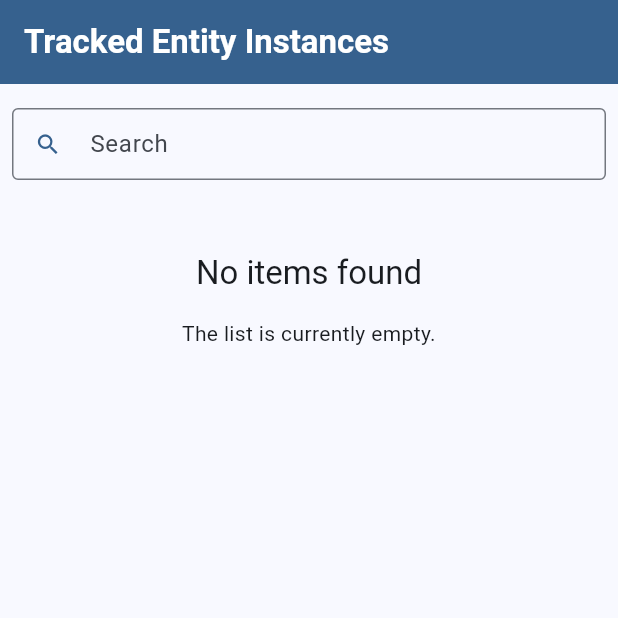
After one commit to hisptz/dhis2-flutter-toolkit-example-app, a Flutter app: the TeiList screen opened by its route, on a phone screen of 412 x 824 dp, the top half of it. The commit adds this screen. Run offline on Flutter 3.47's test engine with Material 3 defaults, Android fonts, the phone set to English and light mode, and no system bars; our stand-ins replace fluttertoast, go_router, infinite_scroll_pagination, objectbox, shared_preferences; accounts and stored records are empty; generated files the repository leaves out were written again.

```diff
--- a/lib/models/data/trackedEntity.dart
+++ b/lib/models/data/trackedEntity.dart
@@ -4,6 +4,10 @@ import 'package:dhis2_flutter_toolkit/models/data/dataBase.dart';
 import 'package:dhis2_flutter_toolkit/models/data/enrollment.dart';
 import 'package:dhis2_flutter_toolkit/models/data/relationship.dart';
 import 'package:dhis2_flutter_toolkit/models/data/trackedEntityAttributeValue.dart';
+import 'package:dhis2_flutter_toolkit/repositories/data/enrollment.dart';
+import 'package:dhis2_flutter_toolkit/repositories/data/relationship.dart';
+import 'package:dhis2_flutter_toolkit/repositories/data/trackedEntity.dart';
+import 'package:dhis2_flutter_toolkit/repositories/data/trackedEntityAttributeValue.dart';
 
 import 'package:objectbox/objectbox.dart';
 
@@ -59,21 +63,47 @@ class TrackedEntity extends D2DataResource {
         deleted = json["deleted"],
         potentialDuplicate = json["potentialDuplicate"],
         featureType = json["featureType"],
-        programOwners = jsonEncode(json["programOwners"]),
+        programOwners = jsonEncode(json["programOwners"] ?? ""),
         inactive = json["inactive"] {
-    List<D2Enrollment> enrollment =
-        json["enrollments"].map(D2Enrollment.fromMap);
+    //id = TrackedEntityRepository().getIdByUid(json["id"]) ?? 0;
+    List<D2Enrollment?> enrolls = json["enrollments"]
+        .cast<Map>()
+        .map<D2Enrollment?>((Map enrollment) =>
+            D2EnrollmentRepository().getByUid(enrollment["enrollment"]))
+        .toList();
+
+    List<D2Enrollment> enrollment = enrolls
+        .where((D2Enrollment? element) => element != null)
+        .toList()
+        .cast<D2Enrollment>();
 
     enrollments.addAll(enrollment);
 
-    List<D2TrackedEntityAttributeValue> attributeValue =
-        json["attributes"].map(D2TrackedEntityAttributeValue.fromMap);
+    List<D2TrackedEntityAttributeValue?> attributeValue = json["attributes"]
+        .cast<Map>()
+        .map<D2TrackedEntityAttributeValue?>((Map attribute) =>
+            TrackedEntityAttributeValueRepository()
+                .getByUid(attribute["attribute"]))
+        .toList();
 
-    attributes.addAll(attributeValue);
+    List<D2TrackedEntityAttributeValue> attrs = attributeValue
+        .where((D2TrackedEntityAttributeValue? element) => element != null)
+        .toList()
+        .cast<D2TrackedEntityAttributeValue>();
 
-    List<Relationship> relationship =
-        json["relationships"].map(Relationship.fromMap);
+    attributes.addAll(attrs);
 
-    relationships.addAll(relationship);
+    List<Relationship?> relationship = json["relationships"]
+        .cast<Map>()
+        .map<Relationship?>((Map relation) =>
+            RelationshipRepository().getByUid(relation["relationship"]))
+        .toList();
+
+    List<Relationship> relations = relationship
+        .where((Relationship? element) => element != null)
+        .toList()
+        .cast<Relationship>();
+
+    relationships.addAll(relations);
   }
 }
--- a/lib/modules/sync.dart
+++ b/lib/modules/sync.dart
@@ -14,6 +14,7 @@ class SyncPage extends StatefulWidget {
 class _SyncPageState extends State<SyncPage> {
   String currentSyncLabel = "";
   MetadataSync metadataSyncService = MetadataSync();
+
   int progress = 0;
   List<BaseSyncService> unSyncedMeta = [];
 
--- /dev/null
+++ b/lib/modules/trackedEntityInstances/list.dart
@@ -0,0 +1,135 @@
+import 'package:dhis2_flutter_toolkit/models/data/trackedEntity.dart';
+import 'package:dhis2_flutter_toolkit/objectbox.g.dart';
+import 'package:dhis2_flutter_toolkit/repositories/data/trackedEntity.dart';
+import 'package:dhis2_flutter_toolkit/utils/debounce.dart';
+import 'package:flutter/material.dart';
+import 'package:go_router/go_router.dart';
+import 'package:infinite_scroll_pagination/infinite_scroll_pagination.dart';
+
+class TeiList extends StatefulWidget {
+  const TeiList({super.key});
+
+  @override
+  State<TeiList> createState() => _TeiListState();
+}
+
+final debouncer = Debouncer(milliseconds: 1000);
+
+class _TeiListState extends State<TeiList> {
+  TextEditingController searchController = TextEditingController();
+  final TrackedEntityRepository repository = TrackedEntityRepository();
+  final PagingController<int, TrackedEntity> _pagingController =
+      PagingController(firstPageKey: 0);
+
+  fetchPage(int page) async {
+    String keyword = searchController.text;
+
+    if (keyword.isNotEmpty) {
+      repository.byIdentifiableToken(keyword);
+    } else {
+      repository.clearQuery();
+    }
+    QueryBuilder<TrackedEntity> queryBuilder = repository.queryBuilder;
+    Query<TrackedEntity> query = queryBuilder.build();
+    query
+      ..limit = 50
+      ..offset = page;
+    List<TrackedEntity> entities = await query.findAsync();
+    final isLastPage = entities.length < 100;
+    if (isLastPage) {
+      _pagingController.appendLastPage(entities);
+    } else {
+      final nextPageKey = page + 1;
+      _pagingController.appendPage(entities, nextPageKey);
+    }
+  }
+
+  @override
+  void initState() {
+    _pagingController.addPageRequestListener((pageKey) {
+      fetchPage(pageKey);
+    });
+
+    searchController.addListener(() {
+      debouncer.run(() => _pagingController.refresh());
+    });
+    super.initState();
+  }
+
+  @override
+  Widget build(BuildContext context) {
+    return Scaffold(
+      appBar: AppBar(
+        title: const Text(
+          "Tracked Entity Instances",
+          style: TextStyle(color: Colors.white, fontWeight: FontWeight.bold),
+        ),
+        backgroundColor: Theme.of(context).primaryColor,
+      ),
+      body: Padding(
+        padding: const EdgeInsets.symmetric(vertical: 8.0),
+        child: Column(
+          children: [
+            Padding(
+              padding: const EdgeInsets.all(8.0),
+              child: TextFormField(
+                keyboardType: TextInputType.url,
+                controller: searchController,
+                decoration: InputDecoration(
+                    border: const OutlineInputBorder(),
+                    isDense: true,
+                    prefixIcon: Icon(
+                      Icons.search,
+                      color: Theme.of(context).primaryColor,
+                    ),
+                    label: const Text("Search")),
+              ),
+            ),
+            Expanded(
+              child: Padding(
+                padding: const EdgeInsets.symmetric(vertical: 8.0),
+                child: PagedListView.separated(
+                    shrinkWrap: true,
+                    separatorBuilder: (
+                      context,
+                      item,
+                    ) =>
+                        const Padding(
+                          padding: EdgeInsets.symmetric(
+                              horizontal: 8.0, vertical: 4.0),
+                          child: Divider(),
+                        ),
+                    pagingController: _pagingController,
+                    builderDelegate: PagedChildBuilderDelegate<TrackedEntity>(
+                        itemBuilder: (context, item, index) => Padding(
+                              padding:
+                                  const EdgeInsets.symmetric(horizontal: 8.0),
+                              child: InkWell(
+                                onTap: () {
+                                  context.push("/tei/${item.id}");
+                                },
+                                child: Column(
+                                  crossAxisAlignment: CrossAxisAlignment.start,
+                                  children: [
+                                    Text(
+                                      item.trackedEntityType,
+                                      style: const TextStyle(
+                                          fontWeight: FontWeight.bold),
+                                    ),
+                                    Text(
+                                      "No. Of Enrollments: ${item.enrollments.length}",
+                                      style: const TextStyle(
+                                          fontWeight: FontWeight.bold),
+                                    ),
+                                  ],
+                                ),
+                              ),
+                            ))),
+              ),
+            )
+          ],
+        ),
+      ),
+    );
+  }
+}
--- a/lib/repositories/data/event.dart
+++ b/lib/repositories/data/event.dart
@@ -6,8 +6,8 @@ import '../../objectbox.g.dart';
 
 final d2EventBox = db.store.box<D2Event>();
 
-class EventRepository extends BaseRepository<D2Event> {
-  EventRepository() : super(d2EventBox);
+class D2EventRepository extends BaseRepository<D2Event> {
+  D2EventRepository() : super(d2EventBox);
 
   @override
   D2Event? getByUid(String uid) {
--- a/lib/routes.dart
+++ b/lib/routes.dart
@@ -3,8 +3,11 @@ import 'package:dhis2_flutter_toolkit/modules/login.dart';
 import 'package:dhis2_flutter_toolkit/modules/programs/list.dart';
 import 'package:dhis2_flutter_toolkit/modules/programs/program.dart';
 import 'package:dhis2_flutter_toolkit/modules/sync.dart';
+import 'package:dhis2_flutter_toolkit/modules/trackedEntityInstances/list.dart';
+import 'package:dhis2_flutter_toolkit/modules/trackedEntityInstances/trackedEnityInstance.dart';
 import 'package:dhis2_flutter_toolkit/services/credentials.dart';
 import 'package:dhis2_flutter_toolkit/syncServices/metadataSync.dart';
+
 import 'package:go_router/go_router.dart';
 
 final router = GoRouter(
@@ -18,6 +21,7 @@ final router = GoRouter(
           }
 
           final metadataSync = MetadataSync();
+
           if (!metadataSync.isSynced()) {
             return "/sync";
           }
@@ -33,5 +37,11 @@ final router = GoRouter(
         builder: (context, state) => ProgramDetails(
               id: state.pathParameters["uid"],
             )),
+    GoRoute(path: "/tei", builder: (context, state) => const TeiList()),
+    GoRoute(
+        path: "/tei/:uid",
+        builder: (context, state) => TeiDetails(
+              id: state.pathParameters["uid"],
+            )),
   ],
 );
--- a/lib/syncServices/base.dart
+++ b/lib/syncServices/base.dart
@@ -97,6 +97,7 @@ abstract class BaseSyncService<T extends DHIS2Resource> {
     }
     List<Map<String, dynamic>> entityData =
         data[dataKey ?? resource].cast<Map<String, dynamic>>();
+
     List<T> entities = entityData.map(mapper).toList();
 
     await box.putManyAsync(entities);
```
Also changed, not shown: lib/models/data/enrollment.dart (+36 -7 lines), lib/modules/home.dart (+6 -1 lines), lib/modules/trackedEntityInstances/trackedEnityInstance.dart (added, +80 -0 lines), lib/repositories/data/enrollment.dart (+7 -2 lines), lib/repositories/data/trackedEntity.dart (+7 -0 lines), lib/syncServices/enrollmentSync.dart (added, +29 -0 lines), lib/syncServices/metadataSync.dart (+14 -0 lines), lib/syncServices/trackedEntitySync.dart (added, +28 -0 lines), pubspec.lock.
